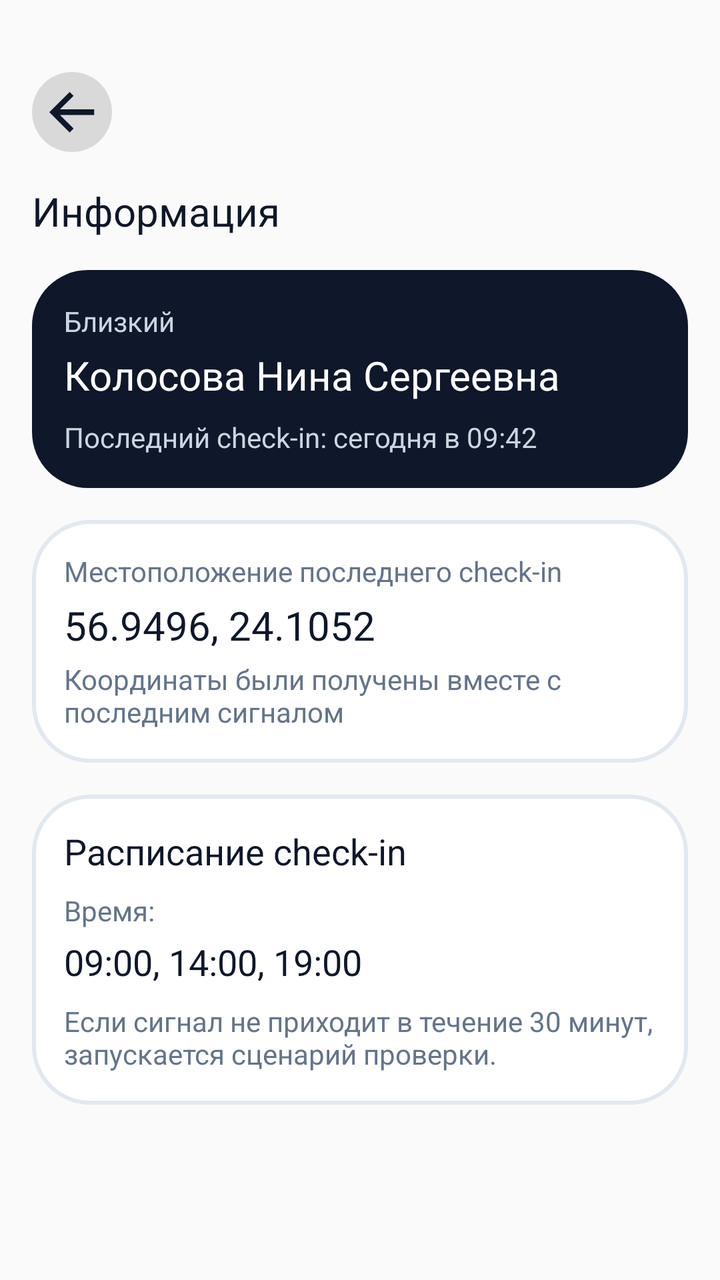
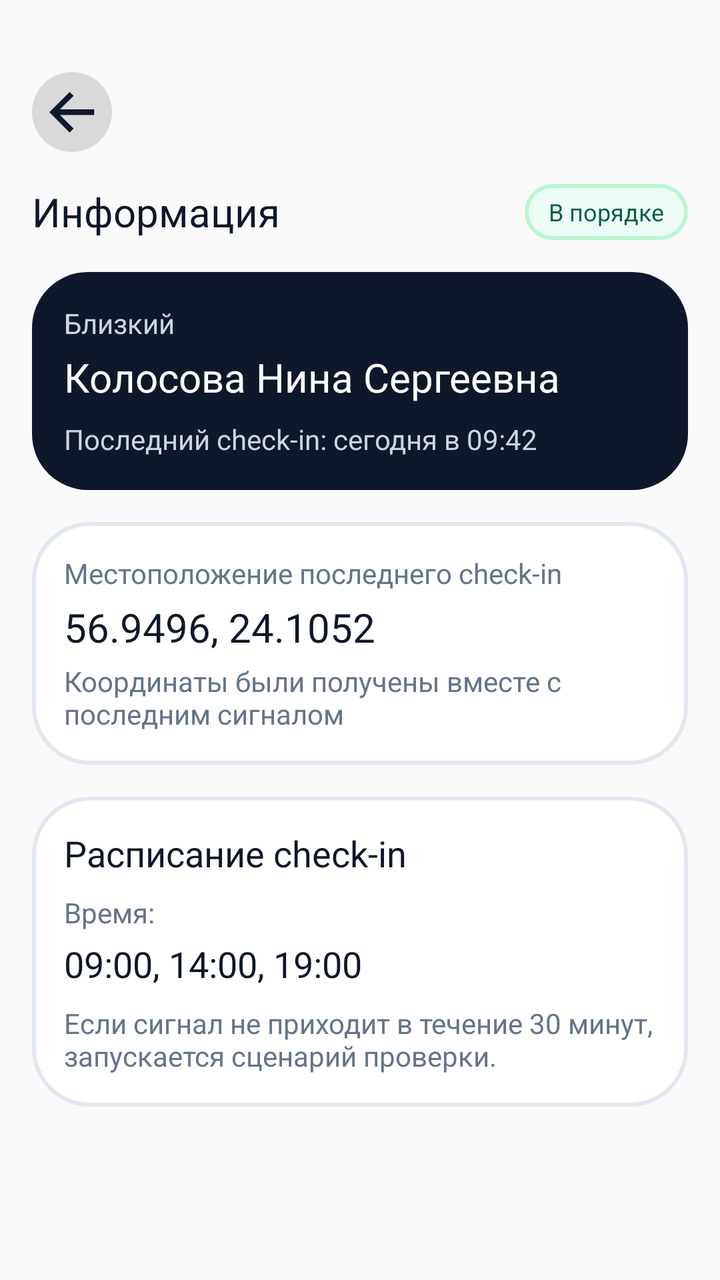

The first picture is an Android layout as it rendered before a commit; the second is the same layout after the commit. The layout source and the unified diff follow.
<!-- AndroidManifest.xml: application theme Theme.DedClick -->
<!-- res/layout/activity_info.xml -->
<?xml version="1.0" encoding="utf-8"?>
<ScrollView xmlns:android="http://schemas.android.com/apk/res/android"
    android:layout_width="match_parent"
    android:layout_height="match_parent">

    <LinearLayout
        android:layout_width="match_parent"
        android:layout_height="wrap_content"
        android:orientation="vertical"
        android:padding="16dp">

        
        <ImageView
            android:id="@+id/priveous_button"
            android:layout_width="40dp"
            android:layout_height="40dp"
            android:background="@drawable/bg_card_grey"
            android:src="@drawable/arrow_back"
            android:padding="8dp"
            android:scaleType="centerInside"
            android:layout_marginTop="20dp"/>

        
        <TextView
            android:layout_width="wrap_content"
            android:layout_height="wrap_content"
            android:text="Информация"
            android:textSize="20sp"
            android:textColor="#0F172A"
            android:layout_marginTop="16dp"/>

        
        <LinearLayout
            android:layout_width="match_parent"
            android:layout_height="wrap_content"
            android:orientation="vertical"
            android:background="@drawable/bg_button_dark_28"
            android:padding="16dp"
            android:layout_marginTop="16dp">

            <TextView
                android:layout_width="wrap_content"
                android:layout_height="wrap_content"
                android:text="Близкий"
                android:textSize="14sp"
                android:textColor="#CBD5E1"/>

            <TextView
                android:id="@+id/contact_name"
                android:layout_width="wrap_content"
                android:layout_height="wrap_content"
                android:text="Колосова Нина Сергеевна"
                android:textSize="20sp"
                android:textColor="#FFFFFF"
                android:layout_marginTop="4dp"/>

            <TextView
                android:id="@+id/last_signal_text"
                android:layout_width="wrap_content"
                android:layout_height="wrap_content"
                android:text="Последний check-in: сегодня в 09:42"
                android:textSize="14sp"
                android:textColor="#CBD5E1"
                android:layout_marginTop="8dp"/>
        </LinearLayout>

        
        <LinearLayout
            android:layout_width="match_parent"
            android:layout_height="wrap_content"
            android:orientation="vertical"
            android:background="@drawable/bg_button_light_28"
            android:padding="16dp"
            android:layout_marginTop="16dp">

            <TextView
                android:layout_width="wrap_content"
                android:layout_height="wrap_content"
                android:text="Местоположение последнего check-in"
                android:textSize="14sp"
                android:textColor="#64748B"/>

            <TextView
                android:id="@+id/coords"
                android:layout_width="wrap_content"
                android:layout_height="wrap_content"
                android:text="56.9496, 24.1052"
                android:textSize="20sp"
                android:textColor="#0F172A"
                android:layout_marginTop="4dp"/>

            <TextView
                android:layout_width="wrap_content"
                android:layout_height="wrap_content"
                android:text="Координаты были получены вместе с последним сигналом"
                android:textSize="14sp"
                android:textColor="#64748B"
                android:layout_marginTop="4dp"/>
        </LinearLayout>

        
        <LinearLayout
            android:layout_width="match_parent"
            android:layout_height="wrap_content"
            android:orientation="vertical"
            android:background="@drawable/bg_button_light_28"
            android:padding="16dp"
            android:layout_marginTop="16dp">

            <TextView
                android:layout_width="wrap_content"
                android:layout_height="wrap_content"
                android:text="Расписание check-in"
                android:textSize="18sp"
                android:textColor="#0F172A"/>

            <TextView
                android:layout_width="wrap_content"
                android:layout_height="wrap_content"
                android:text="Время:"
                android:textSize="14sp"
                android:textColor="#64748B"
                android:layout_marginTop="8dp"/>

            <TextView
                android:layout_width="wrap_content"
                android:layout_height="wrap_content"
                android:id="@+id/scheduleText"
                android:text="09:00, 14:00, 19:00"
                android:textSize="18sp"
                android:textColor="#0F172A"
                android:layout_marginTop="4dp"/>

            <TextView
                android:layout_width="wrap_content"
                android:layout_height="wrap_content"
                android:text="Если сигнал не приходит в течение 30 минут, запускается сценарий проверки."
                android:textSize="14sp"
                android:textColor="#64748B"
                android:layout_marginTop="8dp"/>

        </LinearLayout>

    </LinearLayout>

</ScrollView>
<!-- resources referenced by this layout -->
<resources>
  <!-- drawable arrow_back (drawable) -->
  <vector xmlns:android="http://schemas.android.com/apk/res/android" android:height="20.444445dp" android:viewportHeight="16" android:viewportWidth="18" android:width="23dp">
        
      <path android:fillColor="#0F172A" android:pathData="M7.952,15.903L-0,7.952L7.952,0L9.486,1.517L4.159,6.844H17.54V9.06H4.159L9.486,14.378L7.952,15.903Z"/>
      
  </vector>
  <!-- drawable bg_button_dark_28 (drawable) -->
  <?xml version="1.0" encoding="utf-8"?>
  <shape xmlns:android="http://schemas.android.com/apk/res/android"
      android:shape="rectangle">
      <solid android:color="#0F172A"/>
      <corners android:radius="28dp"/>
  </shape>
  <!-- drawable bg_button_light_28 (drawable) -->
  <?xml version="1.0" encoding="utf-8"?>
  <shape xmlns:android="http://schemas.android.com/apk/res/android"
      android:shape="rectangle">
      <solid android:color="#FFFFFF"/>
      <stroke android:width="2dp" android:color="#E2E8F0"/>
      <corners android:radius="28dp"/>
  </shape>
  <!-- drawable bg_card_grey (drawable) -->
  <?xml version="1.0" encoding="utf-8"?>
  <shape xmlns:android="http://schemas.android.com/apk/res/android">
      <solid android:color="#D9D9D9"/>
      <corners android:radius="28dp"/>
  </shape>
  <style name="Theme.DedClick" parent="android:Theme.Material.Light.NoActionBar" />
</resources>

<!-- the commit's change to res/layout/activity_info.xml (unified diff, before → after) -->
@@ -20,14 +20,35 @@
             android:scaleType="centerInside"
             android:layout_marginTop="20dp"/>
 
-        
-        <TextView
-            android:layout_width="wrap_content"
+        <LinearLayout
+            android:layout_width="match_parent"
             android:layout_height="wrap_content"
-            android:text="Информация"
-            android:textSize="20sp"
-            android:textColor="#0F172A"
-            android:layout_marginTop="16dp"/>
+            android:layout_marginTop="16dp"
+            android:orientation="horizontal"
+            android:gravity="center_vertical">
+
+            
+            <TextView
+                android:layout_width="0dp"
+                android:layout_height="wrap_content"
+                android:layout_weight="1"
+                android:text="Информация"
+                android:textSize="20sp"
+                android:textColor="#0F172A"/>
+
+            
+            <TextView
+                android:id="@+id/status_badge"
+                android:layout_width="wrap_content"
+                android:layout_height="28dp"
+                android:background="@drawable/bg_status_ok"
+                android:gravity="center"
+                android:paddingStart="12dp"
+                android:paddingEnd="12dp"
+                android:text="В порядке"
+                android:textSize="12sp"
+                android:textColor="#065F46"/>
+        </LinearLayout>
 
         
         <LinearLayout
<!-- resource entries referenced after the edit -->
@@ -27,6 +27,14 @@
       <solid android:color="#D9D9D9"/>
       <corners android:radius="28dp"/>
   </shape>
+  <!-- drawable bg_status_ok (drawable) -->
+  <shape xmlns:android="http://schemas.android.com/apk/res/android">
+      <solid android:color="#ECFDF5"/>
+      <corners android:radius="14dp"/>
+      <stroke
+          android:width="2dp"
+          android:color="#BBF7D0"/>
+  </shape>
   <style name="Theme.DedClick" parent="android:Theme.Material.Light.NoActionBar" />
 </resources>
 
